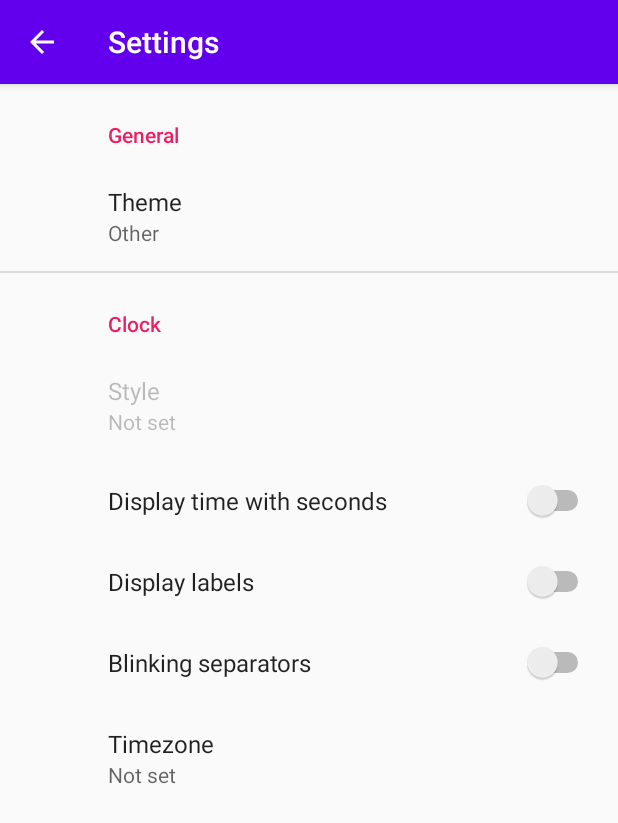
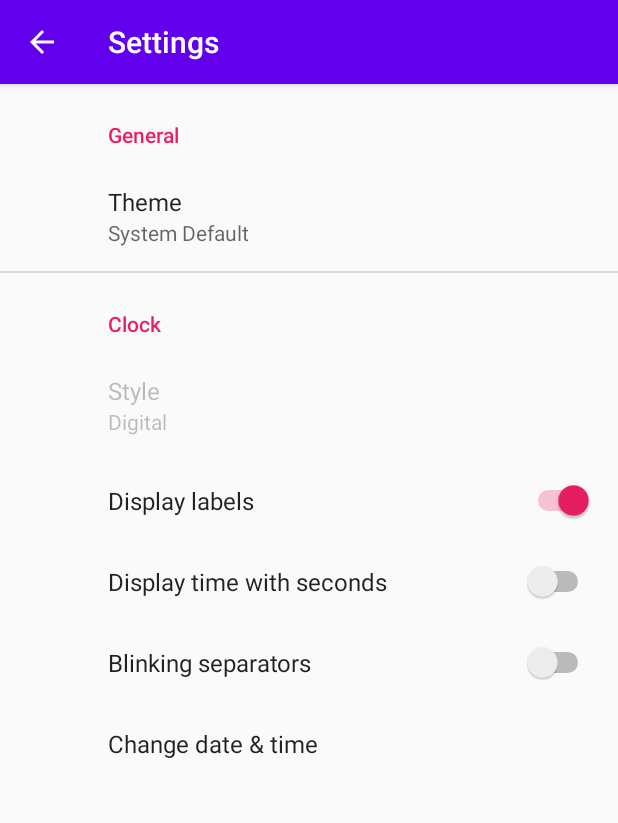
Before and after one commit to tenhourstudios/decimalclock, an Android app: the screen it shows after launch (SettingsActivity), in the options menu, after a tap on "Settings", on a phone screen of 412 x 824 dp. Shown: the top 823 px of the screen. Run offline under Robolectric (Android 15) with nearby library versions, the light colour scheme and no system bars; our stand-ins replace androidx.preference.

Commit message:
Fix theme picker list, add link to DATE_SETTINGS, Show correct timezone

```diff
--- a/app/src/main/java/com/tenhourstudios/decimalclock/MainActivity.kt
+++ b/app/src/main/java/com/tenhourstudios/decimalclock/MainActivity.kt
@@ -10,23 +10,36 @@ import android.view.MenuItem
 import android.view.View
 import androidx.preference.PreferenceManager
 import kotlinx.android.synthetic.main.activity_main.*
+import android.icu.util.*
 
 const val MILLIS_IN_A_DAY = 86400000
 
 class MainActivity : AppCompatActivity() {
-    private val handler = Handler()
-    var updateFrequency: Long = 1000
-    private var displayLabels: Boolean = false
-    private var displaySeconds: Boolean = false
+
     val separator = " : "
     var tenSeparator = separator
     var twentyFourSeparator = separator
+
+    // preferences initialization
+    private var displayLabels: Boolean = false
+    private var displaySeconds: Boolean = false
     var blinkingSeparator = false
+    var updateFrequency: Long = 1000
+
+    // get the devices timezone
+    private var timeZone = TimeZone.getDefault() ?: TimeZone.GMT_ZONE
+    private val timeZoneOffset = timeZone.rawOffset + timeZone.dstSavings
+
+    private val handler = Handler()
 
     private val updateTime = object: Runnable {
         override fun run() {
+            // get time in milliseconds since Unix epoch
             val millisSinceEpoch = System.currentTimeMillis()
-            val millisToday = millisSinceEpoch % MILLIS_IN_A_DAY
+
+            // add offset and mod to get milliseconds since last midnight
+            val millisToday = (millisSinceEpoch + timeZoneOffset) % MILLIS_IN_A_DAY
+
             val time = Clock(millisToday)
             tenSeparator =  when (blinkingSeparator && (time.tenSecond % 2 == 0))  {
                 true -> "   "
@@ -66,12 +79,12 @@ class MainActivity : AppCompatActivity() {
             true -> 16
             false -> 1000
         }
-        startRepeatingTask()
+        startUpdatingTime()
     }
 
     override fun onStop() {
         super.onStop()
-        stopRepeatingTask()
+        stopUpdatingTime()
     }
 
     override fun onCreateOptionsMenu(menu: Menu?): Boolean {
@@ -96,11 +109,11 @@ class MainActivity : AppCompatActivity() {
         }
     }
 
-    private fun startRepeatingTask(){
+    private fun startUpdatingTime(){
         updateTime.run()
     }
 
-    private fun stopRepeatingTask() {
+    private fun stopUpdatingTime() {
         handler.removeCallbacks(updateTime)
     }
 }
--- a/app/src/main/res/values/arrays.xml
+++ b/app/src/main/res/values/arrays.xml
@@ -1,12 +1,12 @@
 <resources>
-    <!-- Reply Preference -->
-    <string-array name="reply_entries">
-        <item>Reply</item>
-        <item>Reply to all</item>
+    <string-array name="theme_preference">
+        <item>@string/theme_light</item>
+        <item>@string/theme_dark</item>
+        <item>@string/theme_system_default</item>
     </string-array>
 
-    <string-array name="reply_values">
-        <item>reply</item>
-        <item>reply_all</item>
+    <string-array name="clock_style_preference">
+        <item>@string/clock_digital</item>
+        <item>@string/clock_analog</item>
     </string-array>
 </resources>
--- a/app/src/main/res/values/strings.xml
+++ b/app/src/main/res/values/strings.xml
@@ -6,18 +6,15 @@
 
     <string name="ten_hour_time">10 hour time</string>
     <string name="twenty_four_time">24 hour time</string>
-    <!-- Preference Titles -->
-    <string name="messages_header">Messages</string>
-    <string name="sync_header">Sync</string>
 
-    <!-- Messages Preferences -->
-    <string name="signature_title">Your signature</string>
-    <string name="reply_title">Default reply action</string>
+    <!-- Theme preferences -->
+    <string name="theme_light">Light</string>
+    <string name="theme_dark">Dark</string>
+    <string name="theme_system_default">System Default</string>
 
-    <!-- Sync Preferences -->
-    <string name="sync_title">Sync email periodically</string>
-    <string name="attachment_title">Download incoming attachments</string>
-    <string name="attachment_summary_on">Automatically download attachments for incoming emails
-    </string>
-    <string name="attachment_summary_off">Only download attachments when manually requested</string>
+    <!-- Clock style preferences -->
+    <string name="clock_analog">Analog</string>
+    <string name="clock_digital">Digital</string>
+
+    <string name="open_time_settings">Change date &amp; time</string>
 </resources>
--- a/app/src/main/res/xml/preferences.xml
+++ b/app/src/main/res/xml/preferences.xml
@@ -2,23 +2,27 @@
     xmlns:app="http://schemas.android.com/apk/res-auto">
     <PreferenceCategory android:title="General">
         <ListPreference
-            app:useSimpleSummaryProvider="true"
-            android:defaultValue="Other"
-            android:entries="@android:array/emailAddressTypes"
-            android:entryValues="@android:array/emailAddressTypes"
+            android:defaultValue="@string/theme_system_default"
+            android:entries="@array/theme_preference"
+            android:entryValues="@array/theme_preference"
             android:key="theme_preference"
-            android:title="Theme" />
+            android:title="Theme"
+            app:useSimpleSummaryProvider="true" />
     </PreferenceCategory>
 
     <PreferenceCategory android:title="Clock">
         <ListPreference
-            android:defaultValue="Digital"
+            android:defaultValue="@string/clock_digital"
             android:enabled="false"
             app:useSimpleSummaryProvider="true"
-            android:entries="@android:array/emailAddressTypes"
-            android:entryValues="@android:array/emailAddressTypes"
+            android:entries="@array/clock_style_preference"
+            android:entryValues="@array/clock_style_preference"
             android:key="clock_style_preference"
             android:title="Style"/>
+        <SwitchPreference
+            android:defaultValue="true"
+            android:key="display_labels_preference"
+            android:title="Display labels" />
         <SwitchPreference
             app:useSimpleSummaryProvider="true"
             android:defaultValue="false"
@@ -26,20 +30,15 @@
             android:title="Display time with seconds" />
         <SwitchPreference
             android:defaultValue="false"
-            android:key="display_labels_preference"
-            android:title="Display labels" />
-        <SwitchPreference
-            android:defaultValue="false"
             android:key="blinking_separator_preference"
             android:title="Blinking separators"
             app:useSimpleSummaryProvider="true" />
-        <ListPreference
-            app:useSimpleSummaryProvider="true"
-            android:defaultValue="1"
-            android:entries="@android:array/emailAddressTypes"
-            android:entryValues="@android:array/emailAddressTypes"
-            android:key="timezone_preference"
-            android:title="Timezone"/>
+        <Preference
+            android:key="date_time"
+            android:title="@string/open_time_settings">
+        <intent
+            android:action="android.settings.DATE_SETTINGS"/>
+        </Preference>
     </PreferenceCategory>
 
 
```
